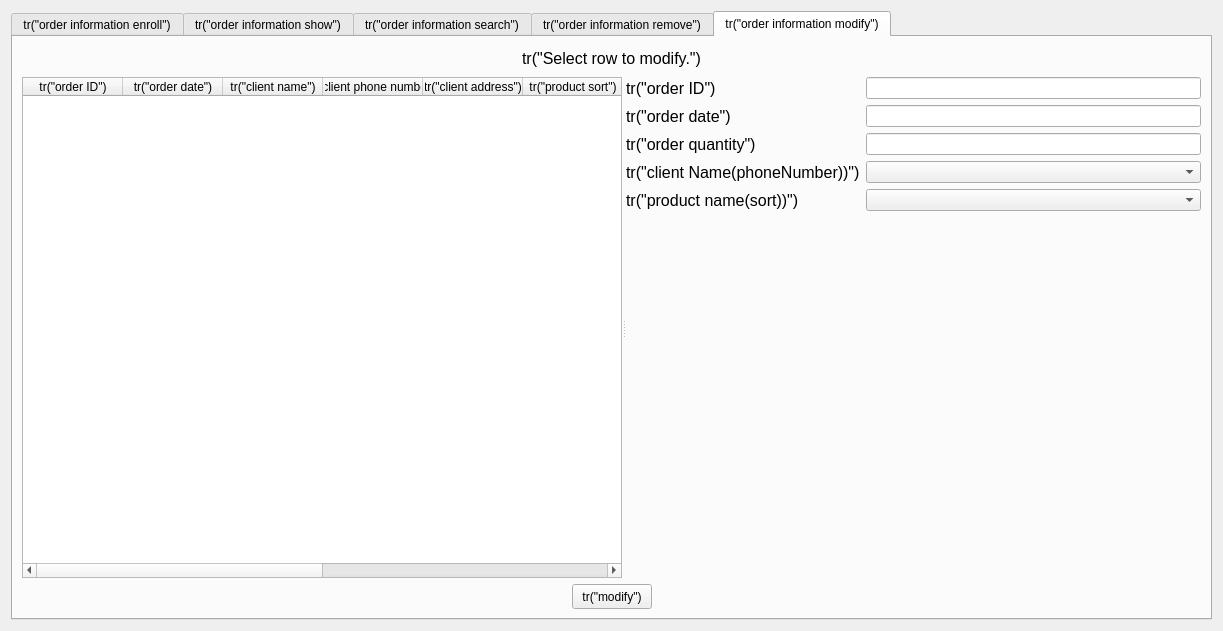
This is CSApp/orderhandlerform.ui in ToSaveData/qt_home as Qt 5 draws it before an edit. The edited form follows.
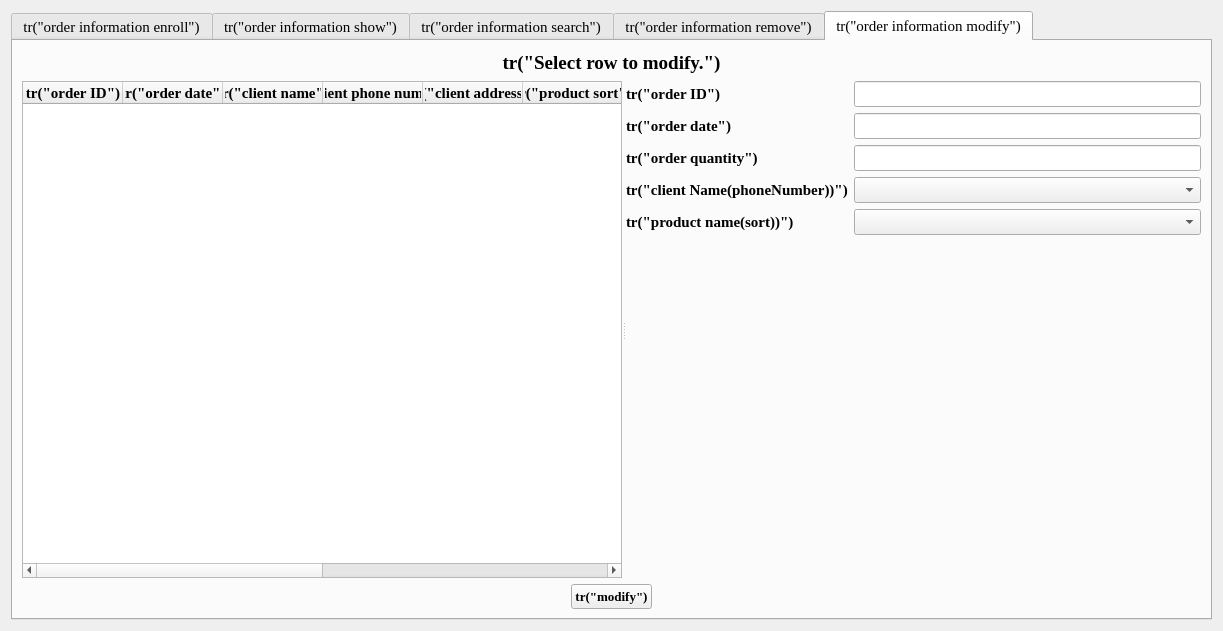
This is the edited form. The open tabs and pages were chosen to show the change.

```diff
--- a/CSApp/orderhandlerform.ui
+++ b/CSApp/orderhandlerform.ui
@@ -22,6 +22,12 @@
        <height>340</height>
       </size>
      </property>
+     <property name="font">
+      <font>
+       <family>Times New Roman</family>
+       <pointsize>11</pointsize>
+      </font>
+     </property>
      <property name="currentIndex">
       <number>0</number>
      </property>
@@ -604,7 +610,9 @@
            </property>
            <property name="font">
             <font>
-             <pointsize>12</pointsize>
+             <family>Times New Roman</family>
+             <pointsize>14</pointsize>
+             <bold>true</bold>
             </font>
            </property>
            <property name="text">
@@ -640,51 +648,121 @@
              <property name="text">
               <string>tr(&quot;order ID&quot;)</string>
              </property>
+             <property name="font">
+              <font>
+               <family>Times New Roman</family>
+               <pointsize>11</pointsize>
+               <bold>true</bold>
+              </font>
+             </property>
             </column>
             <column>
              <property name="text">
               <string>tr(&quot;order date&quot;)</string>
              </property>
+             <property name="font">
+              <font>
+               <family>Times New Roman</family>
+               <pointsize>11</pointsize>
+               <bold>true</bold>
+              </font>
+             </property>
             </column>
             <column>
              <property name="text">
               <string>tr(&quot;client name&quot;)</string>
              </property>
+             <property name="font">
+              <font>
+               <family>Times New Roman</family>
+               <pointsize>11</pointsize>
+               <bold>true</bold>
+              </font>
+             </property>
             </column>
             <column>
              <property name="text">
               <string>tr(&quot;client phone number&quot;)</string>
              </property>
+             <property name="font">
+              <font>
+               <family>Times New Roman</family>
+               <pointsize>11</pointsize>
+               <bold>true</bold>
+              </font>
+             </property>
             </column>
             <column>
              <property name="text">
               <string>tr(&quot;client address&quot;)</string>
              </property>
+             <property name="font">
+              <font>
+               <family>Times New Roman</family>
+               <pointsize>11</pointsize>
+               <bold>true</bold>
+              </font>
+             </property>
             </column>
             <column>
              <property name="text">
               <string>tr(&quot;product sort&quot;)</string>
              </property>
+             <property name="font">
+              <font>
+               <family>Times New Roman</family>
+               <pointsize>11</pointsize>
+               <bold>true</bold>
+              </font>
+             </property>
             </column>
             <column>
              <property name="text">
               <string>tr(&quot;product name&quot;)</string>
              </property>
+             <property name="font">
+              <font>
+               <family>Times New Roman</family>
+               <pointsize>11</pointsize>
+               <bold>true</bold>
+              </font>
+             </property>
             </column>
             <column>
              <property name="text">
               <string>tr(&quot;product price&quot;)</string>
              </property>
+             <property name="font">
+              <font>
+               <family>Times New Roman</family>
+               <pointsize>11</pointsize>
+               <bold>true</bold>
+              </font>
+             </property>
             </column>
             <column>
              <property name="text">
               <string>tr(&quot;order quantity&quot;)</string>
              </property>
+             <property name="font">
+              <font>
+               <family>Times New Roman</family>
+               <pointsize>11</pointsize>
+               <bold>true</bold>
+              </font>
+             </property>
             </column>
             <column>
              <property name="text">
               <string>tr(&quot;total price&quot;)</string>
              </property>
+             <property name="font">
+              <font>
+               <family>Times New Roman</family>
+               <pointsize>11</pointsize>
+               <bold>true</bold>
+              </font>
+             </property>
             </column>
            </widget>
            <widget class="QWidget" name="layoutWidget">
@@ -695,7 +773,9 @@
                 <widget class="QLabel" name="orderIDLabel">
                  <property name="font">
                   <font>
-                   <pointsize>12</pointsize>
+                   <family>Times New Roman</family>
+                   <pointsize>11</pointsize>
+                   <bold>true</bold>
                   </font>
                  </property>
                  <property name="text">
@@ -717,7 +797,9 @@
                 <widget class="QLabel" name="orderDateLabel2">
                  <property name="font">
                   <font>
-                   <pointsize>12</pointsize>
+                   <family>Times New Roman</family>
+                   <pointsize>11</pointsize>
+                   <bold>true</bold>
                   </font>
                  </property>
                  <property name="text">
@@ -732,7 +814,9 @@
                 <widget class="QLabel" name="orderDateLabel2_2">
                  <property name="font">
                   <font>
-                   <pointsize>12</pointsize>
+                   <family>Times New Roman</family>
+                   <pointsize>11</pointsize>
+                   <bold>true</bold>
                   </font>
                  </property>
                  <property name="text">
@@ -747,7 +831,9 @@
                 <widget class="QLabel" name="clientInfoLabel">
                  <property name="font">
                   <font>
-                   <pointsize>12</pointsize>
+                   <family>Times New Roman</family>
+                   <pointsize>11</pointsize>
+                   <bold>true</bold>
                   </font>
                  </property>
                  <property name="text">
@@ -762,7 +848,9 @@
                 <widget class="QLabel" name="productInfoLabel">
                  <property name="font">
                   <font>
-                   <pointsize>12</pointsize>
+                   <family>Times New Roman</family>
+                   <pointsize>11</pointsize>
+                   <bold>true</bold>
                   </font>
                  </property>
                  <property name="text">
@@ -815,6 +903,13 @@
                <height>25</height>
               </size>
              </property>
+             <property name="font">
+              <font>
+               <family>Times New Roman</family>
+               <pointsize>10</pointsize>
+               <bold>true</bold>
+              </font>
+             </property>
              <property name="text">
               <string>tr(&quot;modify&quot;)</string>
              </property>
```
Left out of the diff: 318 changed lines with no effect on the pictures.
